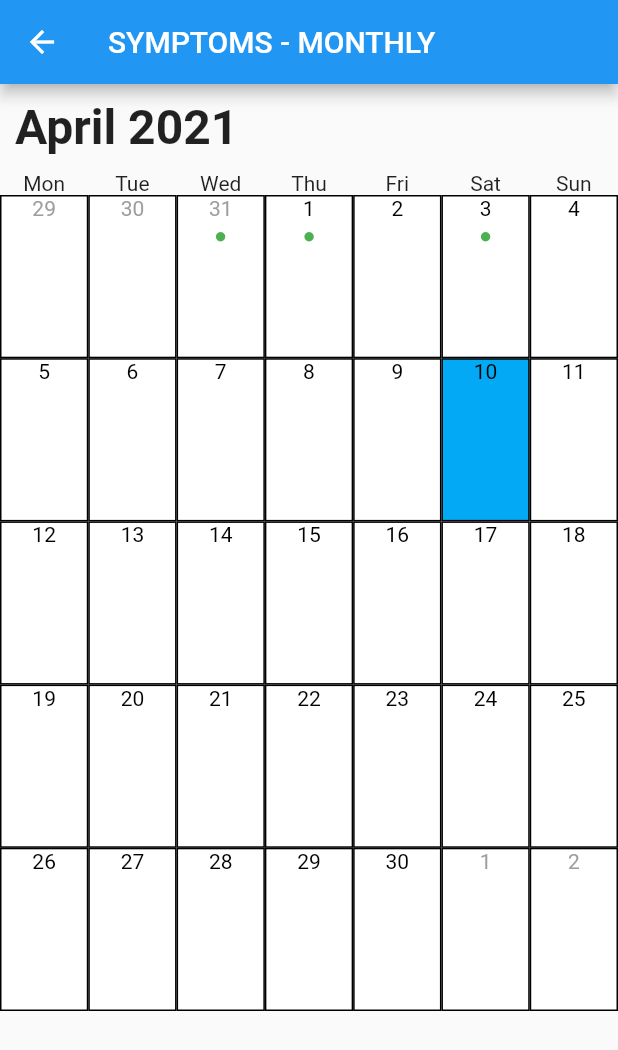
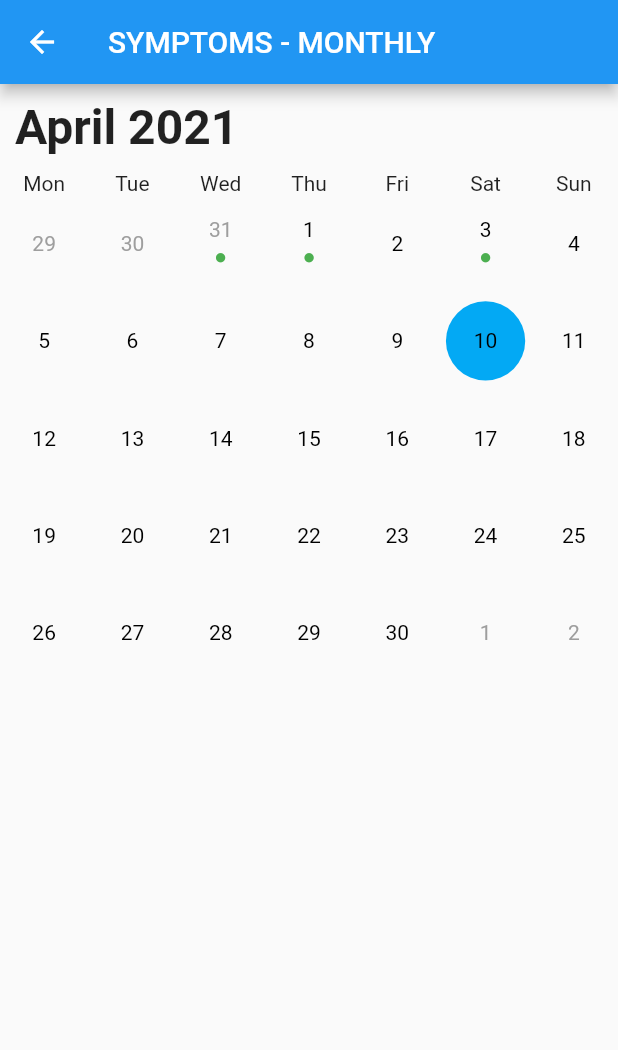
Before and after one commit to Kritor-cyber/MaMuco, a Flutter app: the screen it shows after launch, item 2 of the bottom bar chosen, on a phone screen of 412 x 824 dp. Shown: the top 1050 px of the screen. Run offline on Flutter 3.47's test engine with Material 2 defaults, Android fonts, the phone set to English and light mode, and no system bars; our stand-ins replace syncfusion_flutter_calendar; missing offline and left inert: syncfusion_localizations.

Commit message:
Upgrading visual effect to calendars

```diff
--- a/lib/Calendars/CalendarWidget.dart
+++ b/lib/Calendars/CalendarWidget.dart
@@ -29,9 +29,6 @@ class _CalendarWidget extends State<CalendarWidget> {
 
     if (widget.actualMonth == null) {
 
-      widget.prevMonth = getMonthlyWidget(subtractOneMonth(widget.dateToShow));
-      widget.actualMonth = getMonthlyWidget(widget.dateToShow);
-      widget.nextMonth = getMonthlyWidget(addOneMonth(widget.dateToShow));
       widget._calendarViewer = PageController(initialPage: 1);
       widget._calendarViewer.addListener(() {
         if (widget.initialOffset == -1)
@@ -59,6 +56,10 @@ class _CalendarWidget extends State<CalendarWidget> {
         }
       });
     }
+
+    widget.prevMonth = getMonthlyWidget(subtractOneMonth(widget.dateToShow));
+    widget.actualMonth = getMonthlyWidget(widget.dateToShow);
+    widget.nextMonth = getMonthlyWidget(addOneMonth(widget.dateToShow));
   }
 
   @override
@@ -87,19 +88,13 @@ class _CalendarWidget extends State<CalendarWidget> {
   }
 
   Widget getMonthlyWidget(DateTime time) {
-    return Container(
-      height: MediaQuery.of(context).size.height,
-      child: Column(
+    return Column(
       mainAxisSize: MainAxisSize.min,
       children: [
         getMonthlyTitle(time.year, time.month),
         getDayList(),
         getAllMonthDays(time.year, time.month),
-          Container(
-            height: 150,
-          ),
       ],
-      ),
     );
   }
 
@@ -141,11 +136,9 @@ class _CalendarWidget extends State<CalendarWidget> {
   }
 
   Widget getAllMonthDays(int year, int month) {
-    return Expanded(
-      child: Column(
-        mainAxisSize: MainAxisSize.max,
+    return Column(
+        mainAxisSize: MainAxisSize.min,
         children: getAllWeekDays(year, month),
-      ),
     );
   }
 
@@ -179,7 +172,7 @@ class _CalendarWidget extends State<CalendarWidget> {
         week.add(getDayFromDateTime(date, continueMonth, numberEventThisDay));
         date = date.add(Duration(days: 1));
       }
-      weeks.add(Expanded(flex: 1, child: Row(children: week)));
+      weeks.add(Row(children: week));
     }
 
     return weeks;
@@ -198,27 +191,57 @@ class _CalendarWidget extends State<CalendarWidget> {
     ];
 
     /// Here is the actual way to represent events in monthly calendar but it will be change
+    List<Widget> events = [];
     for (int i = 0; i < numberEvent; i++) {
-      children.add(Text("●", style: TextStyle(color: Colors.green),));
+      events.add(Text("●", style: TextStyle(color: Colors.green),));
     }
 
+    if (numberEvent > 0)
+      children.add(Row(
+        mainAxisAlignment: MainAxisAlignment.center,
+        children: events,
+      ));
+
+    double size = MediaQuery.of(context).size.width/7;
+
+    Color backgroundColor = Color.fromARGB(0, 0, 0, 0);
+    if (isSameDay(date, widget.dateToShow)) {
+      backgroundColor = Colors.lightBlue;
+    }
+    else if (isSameDay(date, DateTime.now()))
+      backgroundColor = Colors.lightBlue[100];
+
+    /// This Expanded is to fill the width
     return Expanded(
       flex: 1,
       child: Container(
-        //height: double.infinity,
-        //color: Colors.orange,
+        width: size,
+        height: size,
+
+        margin: EdgeInsets.all(3),
         decoration: BoxDecoration(
-          shape: BoxShape.rectangle,
-          border: Border.all(
-            width: 1,
-            color: Colors.black,
+          shape: BoxShape.circle,
+          color: backgroundColor,
         ),
-          color: date.year == DateTime.now().year && date.month == DateTime.now().month && date.day == DateTime.now().day ? Colors.lightBlue : Colors.white,
+        child: GestureDetector(
+          onTap: () => SelectDate(date),
+          child: Container(
+            /// Needed to have GestureDetector filling Column
+            color: Color.fromARGB(0, 100, 100, 100),
+            child: Column(
+              mainAxisSize: MainAxisSize.max,
+              mainAxisAlignment: MainAxisAlignment.center,
+              children: children,
+            )
           ),
-        child: Column(
-          children: children,
         ),
       ),
     );
   }
+
+  void SelectDate(DateTime date) {
+    setState(() {
+      widget.dateToShow = date;
+    });
   }
+}
--- a/lib/utilities.dart
+++ b/lib/utilities.dart
@@ -44,3 +44,7 @@ int getNumberOfMonthDays(DateTime month) {
 
     return 0;
 }
+
+bool isSameDay(DateTime date1, DateTime date2) {
+    return date1.year == date2.year && date1.month == date2.month && date1.day == date2.day;
+}
```
Also changed, not shown: lib/mainPage.dart (indentation only). Lines whose indentation alone changed are shown as unchanged.
